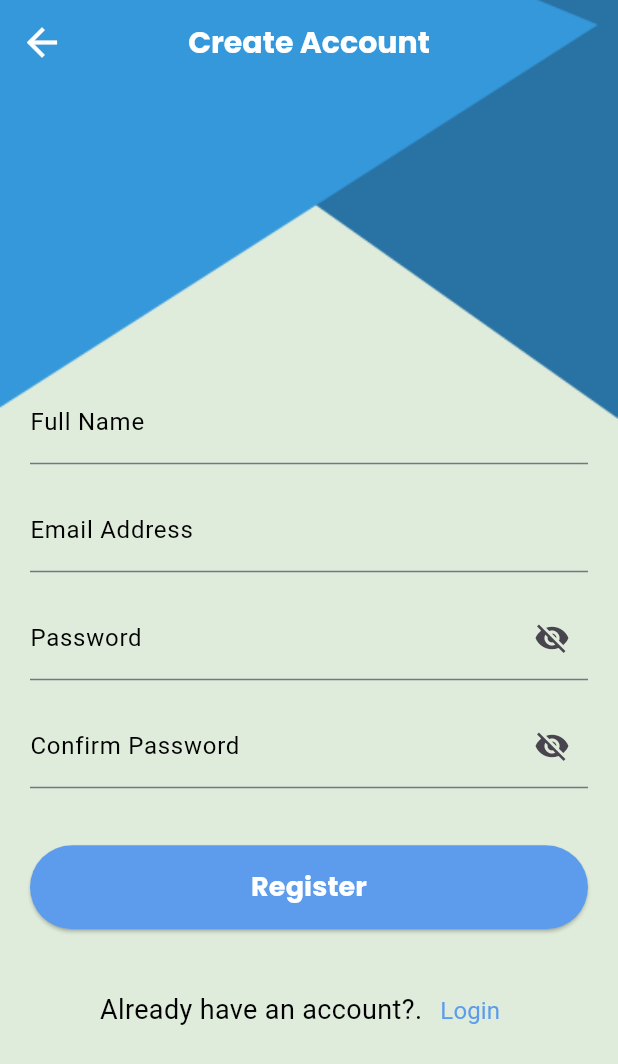
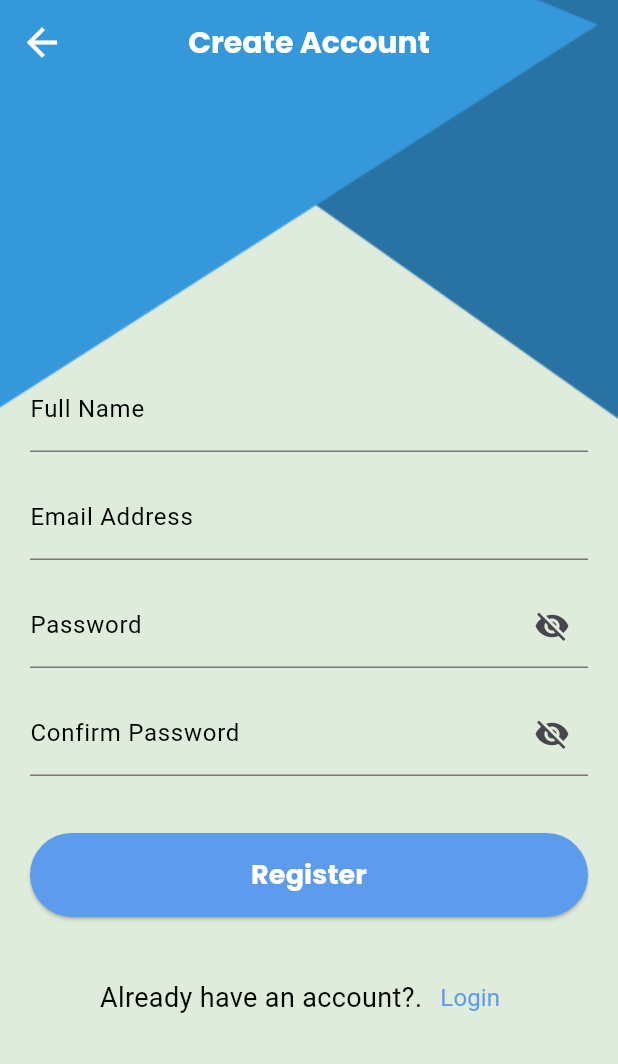
Before and after one commit to basmalahesham/todo-app, a Flutter app: the screen it shows after launch, after a tap on "Login", after a tap on "Register", on a phone screen of 412 x 824 dp. Shown: the top 1064 px of the screen. Run offline on Flutter 3.47's test engine with Material 3 defaults, Android fonts, the phone set to English and light mode, and no system bars; our stand-ins replace bot_toast, calendar_timeline, cloud_firestore, firebase_auth, firebase_core, flutter_easyloading and 3 more; accounts and stored records are empty; generated files the repository leaves out were written again.

Commit message:
edit app_theme.dart & login_view.dart & register_view.dart

```diff
--- a/lib/core/theme/app_theme.dart
+++ b/lib/core/theme/app_theme.dart
@@ -71,17 +71,14 @@ class AppTheme {
         ),
       ),
     ),
-/*
     appBarTheme: const AppBarTheme(
       elevation: 0,
-      backgroundColor: primaryColor,
-      centerTitle: false,
-      titleTextStyle: TextStyle(
-        fontSize: 22,
-        fontWeight: FontWeight.bold,
+      backgroundColor: Colors.transparent,
+      centerTitle: true,
+      iconTheme: IconThemeData(
+        color: Colors.white,
       ),
     ),
-*/
     bottomNavigationBarTheme: const BottomNavigationBarThemeData(
       elevation: 0,
       backgroundColor: Colors.transparent,
--- a/lib/moduls/login/login_view.dart
+++ b/lib/moduls/login/login_view.dart
@@ -34,9 +34,9 @@ class _LoginViewState extends State<LoginView> {
     var provider = Provider.of<SettingsProvider>(context);
     var mediaQuery = MediaQuery.of(context).size;
     return Container(
-      decoration: const BoxDecoration(
-        color: Color(0xFFDFECDB),
-        image: DecorationImage(
+      decoration: BoxDecoration(
+        color: provider.isDark() ? AppTheme.darkColor : AppTheme.lightColor,
+        image: const DecorationImage(
           image: AssetImage(
             'assets/images/SIGN IN – 1.png',
           ),
--- a/lib/moduls/register/register_view.dart
+++ b/lib/moduls/register/register_view.dart
@@ -38,9 +38,9 @@ class _RegisterViewState extends State<RegisterView> {
     var provider = Provider.of<SettingsProvider>(context);
     var mediaQuery = MediaQuery.of(context).size;
     return Container(
-      decoration: const BoxDecoration(
-        color: Color(0xFFDFECDB),
-        image: DecorationImage(
+      decoration: BoxDecoration(
+        color: provider.isDark() ? AppTheme.darkColor : AppTheme.lightColor,
+        image: const DecorationImage(
           image: AssetImage(
             'assets/images/SIGN IN – 1.png',
           ),
@@ -74,7 +74,7 @@ class _RegisterViewState extends State<RegisterView> {
             SliverToBoxAdapter(
               child: Padding(
                 padding: EdgeInsets.only(
-                  top: mediaQuery.height * 0.03,
+                  top: mediaQuery.height * 0.02,
                   left: 20,
                   right: 20,
                 ),
@@ -200,7 +200,9 @@ class _RegisterViewState extends State<RegisterView> {
                             style: TextStyle(
                               fontSize: 18,
                               fontWeight: FontWeight.normal,
-                              color: provider.isDark() ? Colors.white : Colors.black,
+                              color: provider.isDark()
+                                  ? Colors.white
+                                  : Colors.black,
                             ),
                           ),
                           TextButton(
```
